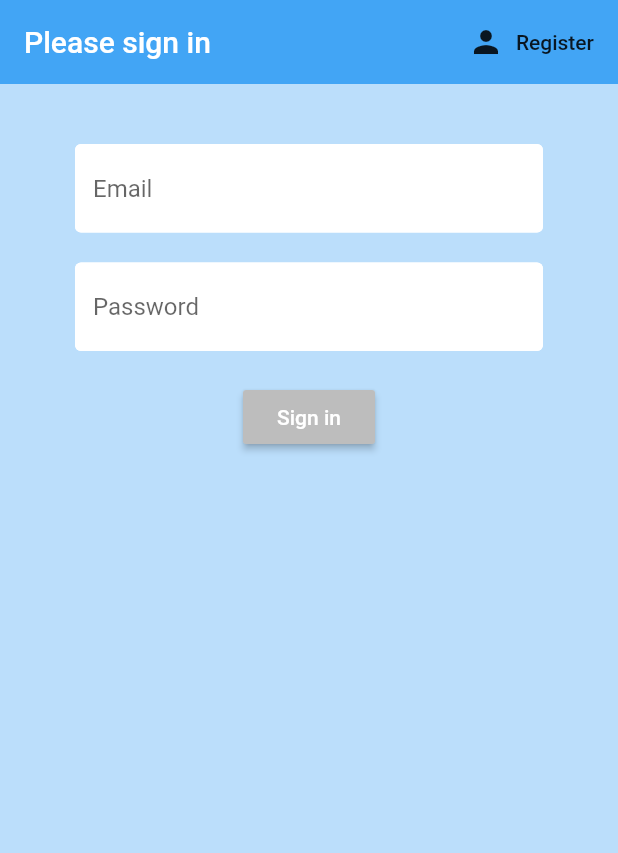
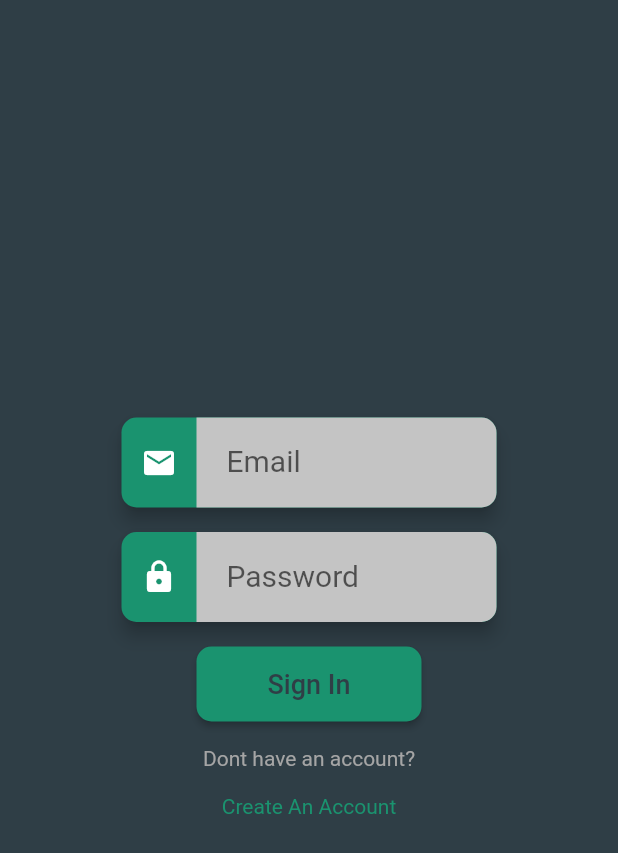
Before and after one commit to BryceDuncan/Upside-Budget, a Flutter app: the screen it shows after launch, on a phone screen of 412 x 824 dp. Shown: the top 853 px of the screen. Run offline on Flutter 3.47's test engine with Material 2 defaults, Android fonts, the phone set to English and light mode, and no system bars; our stand-ins replace firebase_auth; accounts and stored records are empty.

Commit message:
Added login Screen

```diff
--- /dev/null
+++ b/UpsideBudget/lib/screens/FrontendDevScreens/UI/CustomInputField.dart
@@ -0,0 +1,59 @@
+import 'package:flutter/material.dart';
+
+
+
+class CustomInputField extends StatelessWidget {
+
+  Icon fieldIcon;
+  String hintText;
+  bool password;
+
+
+  CustomInputField(this.fieldIcon,this.hintText, this.password);
+
+  @override
+  Widget build(BuildContext context) {
+    return Container(
+      width: 250,
+      child: Material(
+        elevation: 5.0,
+        borderRadius: BorderRadius.all(Radius.circular(10.0)),
+        color: Color(0xff1A936F),
+        child: Row(
+          mainAxisAlignment: MainAxisAlignment.spaceBetween,
+          children: <Widget>[
+            Padding(
+              padding: const EdgeInsets.all(13.0),
+              child: fieldIcon,
+            ),
+            Container(
+              decoration: BoxDecoration(
+                color: Color(0xffC4C4C4),
+                borderRadius: BorderRadius.only(
+                    topRight: Radius.circular(10.0),
+                    bottomRight: Radius.circular(10.0)),
+              ),
+              width: 200,
+              height: 60,
+              child: Padding(
+                padding: const EdgeInsets.all(8.0),
+                child: TextFormField(
+                  obscureText: password,
+                  decoration: InputDecoration(
+                      border: InputBorder.none,
+                      hintText: hintText,
+                      fillColor: Color(0xffC4C4C4),
+                      filled: true),
+                  style: TextStyle(
+                    fontSize: 20.0,
+                    color: Color(0xff2F3E46),
+                  ),
+                ),
+              ),
+            ),
+          ],
+        ),
+      ),
+    );
+  }
+}
--- a/UpsideBudget/lib/screens/FrontendDevScreens/loginScreen.dart
+++ b/UpsideBudget/lib/screens/FrontendDevScreens/loginScreen.dart
@@ -0,0 +1,64 @@
+import 'package:flutter/material.dart';
+import 'package:UpsideBudget/services/auth.dart';
+import 'package:UpsideBudget/shared/constants.dart';
+import 'package:UpsideBudget/screens/authenticate/register_test.dart';
+import 'package:UpsideBudget/screens/FrontendDevScreens/UI/CustomInputField.dart';
+
+class loginScreen extends StatelessWidget {
+
+  String email = '';
+  String password = '';
+
+  @override
+  Widget build(BuildContext context) {
+   return Scaffold(
+     body: Container(
+       width: MediaQuery.of(context).size.width,
+       height: MediaQuery.of(context).size.height,
+       color: Color(0xff2F3E46),
+       child: Center(
+         child: Container(
+           height: 300,
+           width: 400,
+           child: Column(
+             mainAxisAlignment: MainAxisAlignment.spaceEvenly,
+             children: <Widget>[
+               CustomInputField(
+                 Icon(Icons.mail, color: Colors.white), 'Email', false),
+               CustomInputField(
+                 Icon(Icons.lock, color: Colors.white), 'Password', true),
+               Container(
+                 height: 50,
+                 width: 150,
+               child: RaisedButton(
+                  onPressed:() {},
+                  color: Color(0xff1a936f),
+                  shape: RoundedRectangleBorder(
+                    borderRadius: BorderRadius.all(Radius.circular(10)),
+                  ),
+
+                 child: Text('Sign In', style: TextStyle( fontSize: 18, color: Color(0xff2F3E46)),), // Text
+               ),
+               ),
+               Text('Dont have an account?',
+                   style: TextStyle(
+                     color: Color(0xffa5a5a5))
+                   ),
+               GestureDetector(
+                 onTap: () {
+                   throw UnimplementedError;
+                 },
+                   child: Text('Create An Account', style: TextStyle( color: Color(0xff1a936f))
+               ),
+               ),
+
+       ],
+                 ),
+
+               ),
+
+                 ),
+               ),
+           );
+  }
+}
--- a/UpsideBudget/lib/screens/wrapper.dart
+++ b/UpsideBudget/lib/screens/wrapper.dart
@@ -3,6 +3,7 @@ import 'package:UpsideBudget/screens/Home/Home.dart';
 import 'package:UpsideBudget/screens/authenticate/authenticate_test.dart';
 import 'package:flutter/material.dart';
 import 'package:provider/provider.dart';
+import 'package:UpsideBudget/screens/FrontendDevScreens/loginScreen.dart';
 
 class Wrapper extends StatelessWidget {
   @override
@@ -13,7 +14,7 @@ class Wrapper extends StatelessWidget {
     //The Wrapper can return the home or login page
     if(user == null)
     {
-      return Authenticate();
+      return loginScreen(); // change this to stateless widget name
     }
     else
     {
```
